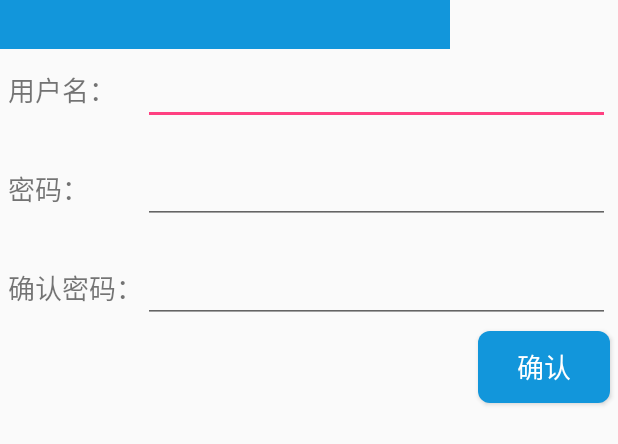
After one commit to tianshangaimi12/wanandroid, an Android app: the layout fragment_login.xml on its own in the app's theme, with its tools: preview values and no code run, on a phone screen of 412 x 824 dp. The commit adds this screen. Shown: the top 444 px of the screen. Run offline under Robolectric (Android 15) with nearby library versions, the phone set to English and light mode, and no system bars.

Commit message:
添加登录功能

```diff
--- /dev/null
+++ b/src/main/java/com/example/wanandroid/view/EditTextWithDelete.java
@@ -0,0 +1,81 @@
+package com.example.wanandroid.view;
+
+import android.content.Context;
+import android.graphics.Rect;
+import android.graphics.drawable.Drawable;
+import android.util.AttributeSet;
+import android.view.MotionEvent;
+import android.widget.EditText;
+
+import com.example.wanandroid.R;
+
+/**
+ * Created by zhangchong on 18-3-26.
+ */
+public class EditTextWithDelete extends EditText {
+
+    private static final int DRAWABLE_LEFT = 0;
+    private static final int DRAWABLE_TOP = 1;
+    private static final int DRAWABLE_RIGHT = 2;
+    private static final int DRAWABLE_BOTTOM = 3;
+    private Drawable mClearDrawable;
+
+    public EditTextWithDelete(Context context)
+    {
+        super(context);
+        init();
+    }
+
+    public EditTextWithDelete(Context context, AttributeSet attrs)
+    {
+        super(context, attrs);
+        init();
+    }
+
+    public EditTextWithDelete(Context context, AttributeSet attrs,
+                              int defStyleAttr) {
+        super(context, attrs, defStyleAttr);
+        init();
+    }
+
+    private void init() {
+        mClearDrawable = getResources().getDrawable(R.drawable.ic_delete);
+    }
+
+    @Override
+    protected void onTextChanged(CharSequence text, int start,
+                                 int lengthBefore, int lengthAfter) {
+        super.onTextChanged(text, start, lengthBefore, lengthAfter);
+        setClearIconVisible(hasFocus() && text.length() > 0);
+    }
+
+    @Override
+    protected void onFocusChanged(boolean focused, int direction,
+                                  Rect previouslyFocusedRect) {
+        super.onFocusChanged(focused, direction, previouslyFocusedRect);
+        setClearIconVisible(focused && length() > 0);
+    }
+
+    @Override
+    public boolean onTouchEvent(MotionEvent event) {
+        switch (event.getAction()) {
+            case MotionEvent.ACTION_UP:
+                Drawable drawable = getCompoundDrawables()[DRAWABLE_RIGHT];
+                if (drawable != null
+                        && event.getX() <= (getWidth() - getPaddingRight())
+                        && event.getX() >= (getWidth() - getPaddingRight() - drawable
+                        .getBounds().width())) {
+                    setText("");
+                }
+                break;
+        }
+        return super.onTouchEvent(event);
+    }
+
+    private void setClearIconVisible(boolean visible) {
+        setCompoundDrawablesWithIntrinsicBounds(
+                getCompoundDrawables()[DRAWABLE_LEFT],
+                getCompoundDrawables()[DRAWABLE_TOP], visible ? mClearDrawable
+                        : null, getCompoundDrawables()[DRAWABLE_BOTTOM]);
+    }
+}
--- /dev/null
+++ b/src/main/res/drawable-xxhdpi/shape_main_button.xml
@@ -0,0 +1,9 @@
+<?xml version="1.0" encoding="utf-8"?>
+<shape xmlns:android="http://schemas.android.com/apk/res/android"
+    android:shape="rectangle">
+    <corners
+        android:radius="8dp"/>
+    <solid
+        android:color="@color/colorMain"/>
+
+</shape>
--- /dev/null
+++ b/src/main/res/layout/fragment_login.xml
@@ -0,0 +1,77 @@
+<?xml version="1.0" encoding="utf-8"?>
+<LinearLayout
+    xmlns:android="http://schemas.android.com/apk/res/android"
+    android:layout_width="match_parent"
+    android:layout_height="wrap_content"
+    android:orientation="vertical">
+    <TextView
+        android:id="@+id/txt_login_dialog_title"
+        android:layout_width="300dp"
+        android:layout_height="wrap_content"
+        android:textSize="24sp"
+        android:gravity="center"
+        android:background="@color/colorMain"
+        style="@android:style/TextAppearance.Material.Headline"/>
+    <LinearLayout
+        android:padding="5dp"
+        android:layout_width="match_parent"
+        android:layout_height="wrap_content"
+        android:orientation="horizontal">
+        <TextView
+            android:layout_width="90dp"
+            android:layout_height="wrap_content"
+            android:text="@string/login_user"
+            android:textSize="18sp"/>
+        <com.example.wanandroid.view.EditTextWithDelete
+            android:id="@+id/edt_login_username"
+            android:layout_width="0dp"
+            android:layout_weight="1"
+            android:layout_height="wrap_content" />
+    </LinearLayout>
+    <LinearLayout
+        android:padding="5dp"
+        android:layout_marginTop="10dp"
+        android:layout_width="match_parent"
+        android:layout_height="wrap_content"
+        android:orientation="horizontal">
+        <TextView
+            android:layout_width="90dp"
+            android:layout_height="wrap_content"
+            android:text="@string/login_pwd"
+            android:textSize="18sp"/>
+        <com.example.wanandroid.view.EditTextWithDelete
+            android:id="@+id/edt_login_pwd"
+            android:layout_width="0dp"
+            android:layout_weight="1"
+            android:layout_height="wrap_content" />
+    </LinearLayout>
+    <LinearLayout
+        android:padding="5dp"
+        android:id="@+id/ll_login_fragment_commit_pwd"
+        android:layout_marginTop="10dp"
+        android:layout_width="match_parent"
+        android:layout_height="wrap_content"
+        android:orientation="horizontal">
+        <TextView
+            android:layout_width="90dp"
+            android:layout_height="wrap_content"
+            android:text="@string/login_commit_pwd"
+            android:textSize="18sp"/>
+        <com.example.wanandroid.view.EditTextWithDelete
+            android:id="@+id/edt_login_re_pwd"
+            android:layout_width="0dp"
+            android:layout_weight="1"
+            android:layout_height="wrap_content" />
+    </LinearLayout>
+    <Button
+        android:id="@+id/btn_login_send"
+        android:layout_width="wrap_content"
+        android:layout_height="wrap_content"
+        android:background="@drawable/shape_main_button"
+        android:layout_gravity="right"
+        android:textSize="18sp"
+        android:textColor="#FFFFFF"
+        android:text="@string/login_send"
+        android:layout_marginRight="5dp"
+        android:layout_marginBottom="5dp"/>
+</LinearLayout>
--- a/src/main/res/layout/fragment_setting.xml
+++ b/src/main/res/layout/fragment_setting.xml
@@ -27,6 +27,8 @@
             android:layout_width="wrap_content"
             android:layout_height="wrap_content"
             android:textSize="16sp"
+            android:maxEms="6"
+            android:ellipsize="marquee"
             android:textColor="#FFFFFF"
             android:layout_centerInParent="true"/>
         <Button
--- a/src/main/res/values/strings.xml
+++ b/src/main/res/values/strings.xml
@@ -11,4 +11,8 @@
     <string name="exit_login">退出登录</string>
     <string name="exit_app">退出应用</string>
     <string name="about_app">关于应用</string>
+    <string name="login_user">用户名：</string>
+    <string name="login_pwd">密码：</string>
+    <string name="login_commit_pwd">确认密码：</string>
+    <string name="login_send">确认</string>
 </resources>
```
Also changed, not shown: src/main/java/com/example/wanandroid/MainActivity.java (+7 -0 lines), src/main/java/com/example/wanandroid/fragment/LoginFragment.java (added, +181 -0 lines), src/main/java/com/example/wanandroid/fragment/SettingFragment.java (+48 -1 lines), src/main/java/com/example/wanandroid/utils/RetrofitUtils.java (+24 -1 lines), src/main/res/drawable-xxhdpi/ic_delete.png (added).
